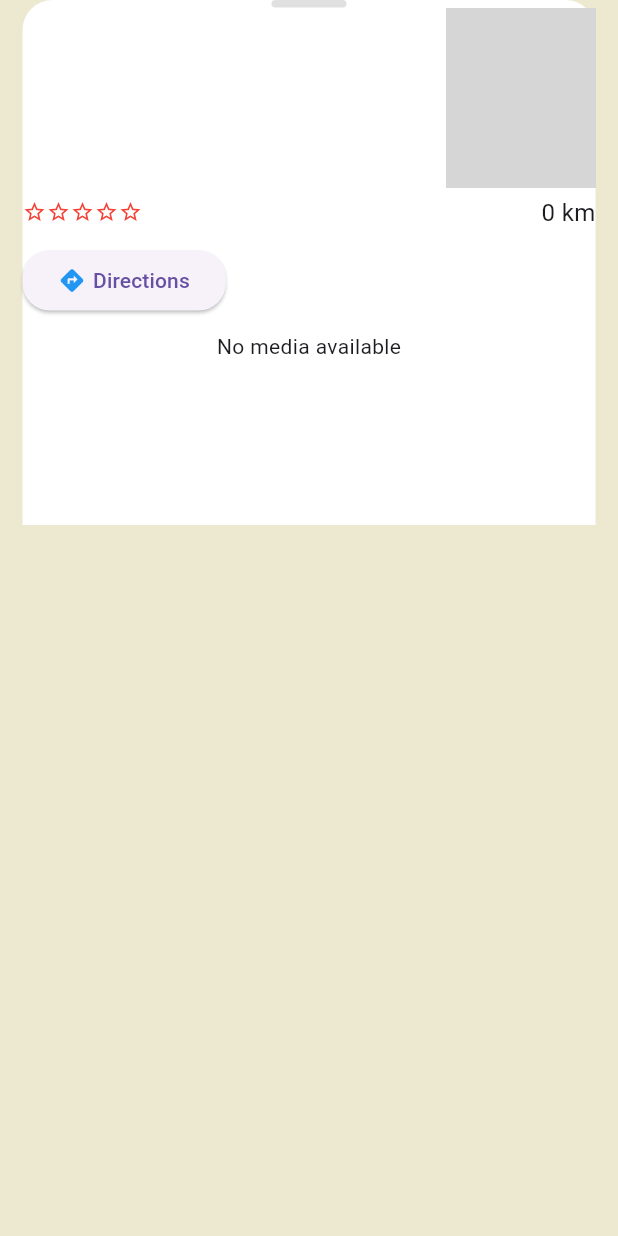
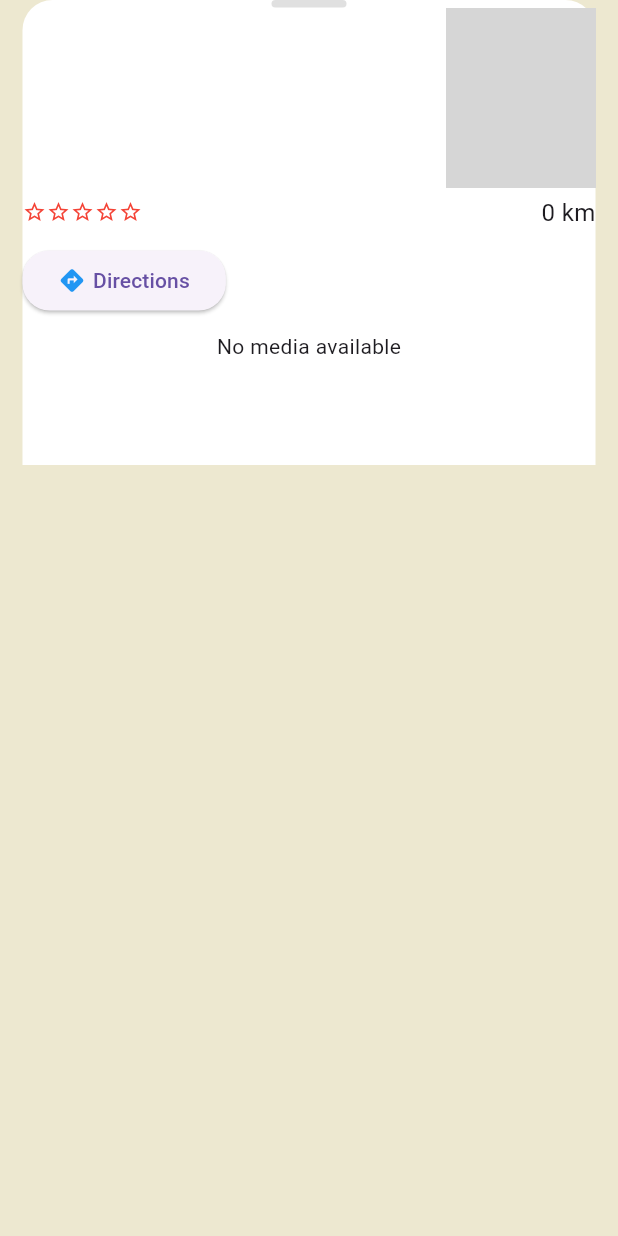
Before and after one commit to HDuc85/SEP_LocalTour_FE, a Flutter app: the BottomSheetInfo widget shown alone on an empty page, opened directly with empty values, on a phone screen of 412 x 824 dp. Run offline on Flutter 3.47's test engine with Material 3 defaults, Android fonts, the phone set to English and light mode, and no system bars; drawn by our look-alikes of flutter_easyloading; our stand-ins replace cross_file, dartz, dio, equatable, firebase_auth, firebase_core and 13 more; missing offline and left inert: sliding_up_panel2, vietmap_flutter_gl, vietmap_flutter_navigation, vietmap_gl_platform_interface; accounts and stored records are empty; network calls fail; statements that could not run were skipped; grey boxes are pictures that could not be loaded.

Commit message:
map date

```diff
--- a/localtourapp/lib/page/detail_page/place_description.dart
+++ b/localtourapp/lib/page/detail_page/place_description.dart
@@ -34,13 +34,12 @@ class _PlaceDescriptionState extends State<PlaceDescription> {
       return const Center(child: CircularProgressIndicator());
     }
 
-    final int maxDescriptionLength = 500; // Limit for showing the "More description" link
+    final int maxDescriptionLength = 170; // Limit for showing the "More description" link
     final bool isLongDescription = descriptionText!.length > maxDescriptionLength;
 
     return Container(
       padding: const EdgeInsets.all(16.0),
       width: 400,
-      height: 200,
       decoration: BoxDecoration(
         color: Colors.white,
         borderRadius: BorderRadius.circular(20),
--- a/localtourapp/lib/page/my_map/features/map_screen/components/bottom_info.dart
+++ b/localtourapp/lib/page/my_map/features/map_screen/components/bottom_info.dart
@@ -23,6 +23,7 @@ class BottomSheetInfo extends StatelessWidget {
   final PlaceCardModel? placeCardModel;
   final String? language;
   final PlaceDetailModel? detailModel;
+  final ValueChanged<bool> onDraggableChanged;
   const BottomSheetInfo({
     super.key,
     required this.onClose,
@@ -31,13 +32,14 @@ class BottomSheetInfo extends StatelessWidget {
     this.isEvent,
     this.language,
     this.detailModel,
+    required this.onDraggableChanged,
   });
   final VoidCallback onClose;
 
   @override
   Widget build(BuildContext context) {
     return Container(
-      height: 350,
+      height: 310,
       width: double.infinity,
       margin: const EdgeInsets.only(left: 15, right: 15),
       padding: const EdgeInsets.only(bottom: 0),
@@ -50,7 +52,14 @@ class BottomSheetInfo extends StatelessWidget {
         physics: const ClampingScrollPhysics(),
         shrinkWrap: true,
         children: [
-          Row(
+          GestureDetector(
+            onLongPress: () {
+              onDraggableChanged(true);
+            },
+            onLongPressUp: () {
+              onDraggableChanged(false);
+            },
+            child: Row(
               mainAxisAlignment: MainAxisAlignment.center,
               children: [
                 Container(
@@ -63,6 +72,7 @@ class BottomSheetInfo extends StatelessWidget {
                 ),
               ],
             ),
+          ),
           Row(
             children: [
               Flexible(
@@ -72,7 +82,9 @@ class BottomSheetInfo extends StatelessWidget {
                     SizedBox(
                       width: double.infinity,
                       child: Text(
-                        (isEvent!) ? eventModel!.eventName : detailModel!.name,
+                        (isEvent!)
+                            ? eventModel!.eventName
+                            : detailModel!.name,
                         style: const TextStyle(
                             fontSize: 17, fontWeight: FontWeight.bold),
                         maxLines: 2,
@@ -109,7 +121,7 @@ class BottomSheetInfo extends StatelessWidget {
                           child: Text(
                             isEvent!
                                 ? detailModel!.address
-                                : placeCardModel!.address,
+                                : detailModel!.address,
                             style: const TextStyle(
                                 fontSize: 12, color: Colors.grey),
                             maxLines: 2,
@@ -129,7 +141,7 @@ class BottomSheetInfo extends StatelessWidget {
                   image: DecorationImage(
                     image: NetworkImage(isEvent!
                         ? eventModel!.eventPhoto!
-                        : placeCardModel!.photoDisplayUrl),
+                        : detailModel!.photoDisplay),
                     fit: BoxFit.cover,
                   ),
                 ),
@@ -144,7 +156,7 @@ class BottomSheetInfo extends StatelessWidget {
             children: [
               isEvent!
                   ? _EventStatusString()
-                  : buildStarRating(placeCardModel!.rateStar),
+                  : buildStarRating(detailModel!.rating),
               SizedBox(
                 width: 20,
               ),
@@ -207,7 +219,8 @@ class BottomSheetInfo extends StatelessWidget {
                   height: 250, // Adjust height as needed
                   fit: BoxFit.cover,
                   errorBuilder: (context, error, stackTrace) =>
-                            const Center(child: Text('No media available')),
+                  const Center(
+                      child: Text('No media available')),
                 ),
               )
                   : const Center(child: Text('No media available')),
@@ -235,7 +248,8 @@ class BottomSheetInfo extends StatelessWidget {
                     Navigator.push(
                       context,
                       MaterialPageRoute(
-                              builder: (context) => FullScreenPlaceMediaViewer(
+                        builder: (context) =>
+                            FullScreenPlaceMediaViewer(
                               mediaList: detailModel!.placeMedias,
                               initialIndex: index + 1,
                             ),
@@ -249,7 +263,8 @@ class BottomSheetInfo extends StatelessWidget {
                         fit: BoxFit.cover,
                         width: double.infinity,
                         height: 77.5,
-                              errorBuilder: (context, error, stackTrace) =>
+                        errorBuilder:
+                            (context, error, stackTrace) =>
                             Container(
                               width: double.infinity,
                               height: 77.5,
```
Also changed, not shown: localtourapp/lib/page/home_screen/home_screen.dart (+6 -4 lines), localtourapp/lib/page/my_map/features/map_screen/maps_screen.dart (+13 -7 lines). Lines whose indentation alone changed are shown as unchanged.
